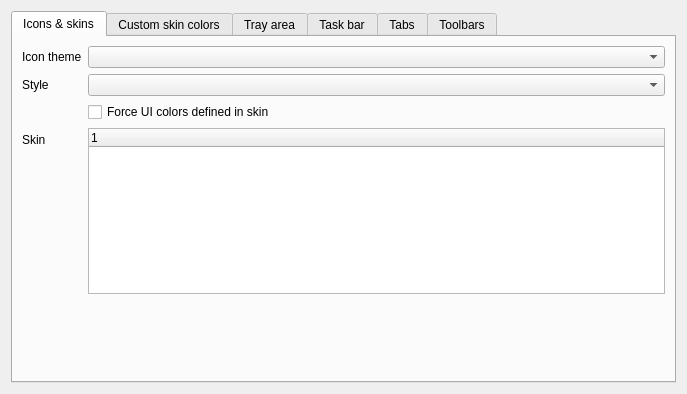
Old version of the form src/librssguard/gui/settings/settingsgui.ui in the repository martinrotter/rssguard.
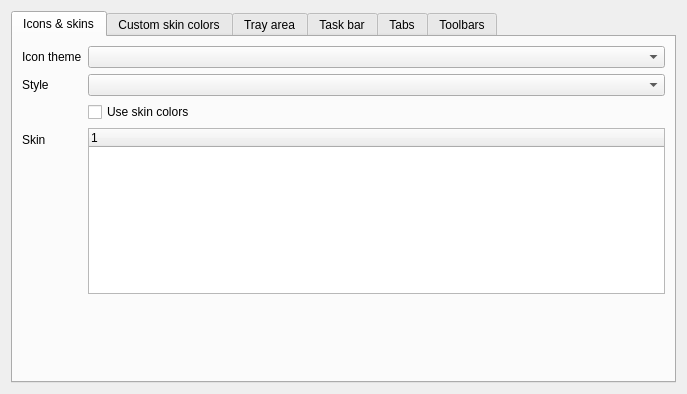
New version of the form. Custom widgets are drawn as their Qt base class.

Commit message: force UI colors -> use skin colors + related adjustments

What changed in the file:
```diff
--- a/src/librssguard/gui/settings/settingsgui.ui
+++ b/src/librssguard/gui/settings/settingsgui.ui
@@ -109,7 +109,7 @@
        <item row="2" column="1">
         <widget class="QCheckBox" name="m_checkForceAlternativePalette">
          <property name="text">
-          <string>Force UI colors defined in skin</string>
+          <string>Use skin colors</string>
          </property>
         </widget>
        </item>
```
The commit also changes 9 other files.
